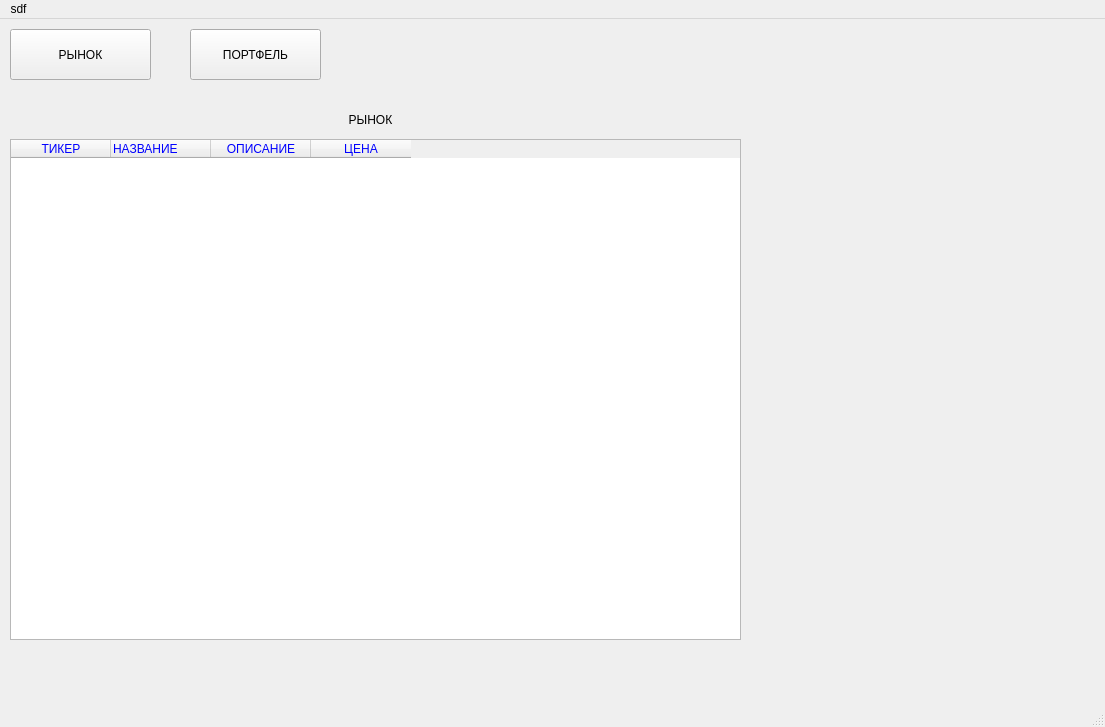
Old version of the form u.ui in the repository Nelasar/practice.
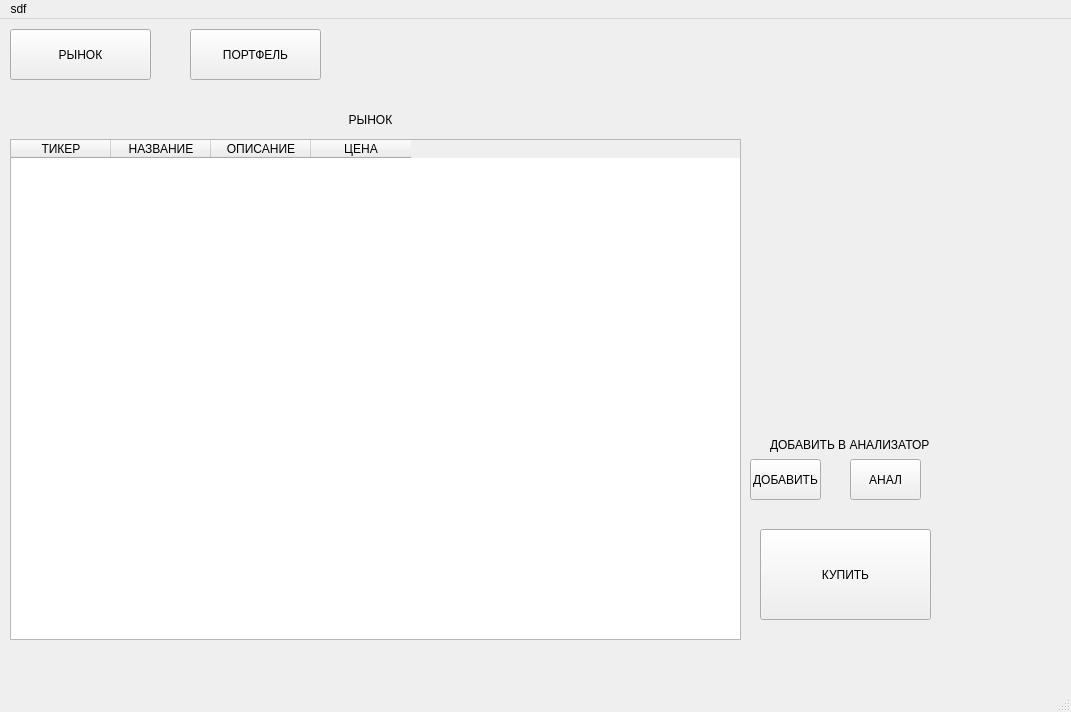
New version of the form.

Commit message: markovitz class

Patch:
```diff
--- a/u.ui
+++ b/u.ui
@@ -6,8 +6,8 @@
    <rect>
     <x>0</x>
     <y>0</y>
-    <width>1105</width>
-    <height>727</height>
+    <width>1071</width>
+    <height>712</height>
    </rect>
   </property>
   <property name="windowTitle">
@@ -62,11 +62,9 @@
            <height>501</height>
           </rect>
          </property>
-         <property name="styleSheet">
-          <string notr="true">QHeaderView{
-	color: blue;
-}</string>
-         </property>
+         <attribute name="horizontalHeaderCascadingSectionResizes">
+          <bool>true</bool>
+         </attribute>
          <column>
           <property name="text">
            <string>ТИКЕР</string>
@@ -76,9 +74,6 @@
           <property name="text">
            <string>НАЗВАНИЕ</string>
           </property>
-          <property name="textAlignment">
-           <set>AlignLeading|AlignVCenter</set>
-          </property>
          </column>
          <column>
           <property name="text">
@@ -107,6 +102,58 @@
           <set>Qt::AlignCenter</set>
          </property>
         </widget>
+        <widget class="QPushButton" name="btnBuy">
+         <property name="geometry">
+          <rect>
+           <x>750</x>
+           <y>430</y>
+           <width>171</width>
+           <height>91</height>
+          </rect>
+         </property>
+         <property name="text">
+          <string>КУПИТЬ</string>
+         </property>
+        </widget>
+        <widget class="QPushButton" name="addBtn">
+         <property name="geometry">
+          <rect>
+           <x>740</x>
+           <y>360</y>
+           <width>71</width>
+           <height>41</height>
+          </rect>
+         </property>
+         <property name="text">
+          <string>ДОБАВИТЬ</string>
+         </property>
+        </widget>
+        <widget class="QLabel" name="label_3">
+         <property name="geometry">
+          <rect>
+           <x>760</x>
+           <y>330</y>
+           <width>181</width>
+           <height>31</height>
+          </rect>
+         </property>
+         <property name="text">
+          <string>ДОБАВИТЬ В АНАЛИЗАТОР</string>
+         </property>
+        </widget>
+        <widget class="QPushButton" name="analBtn">
+         <property name="geometry">
+          <rect>
+           <x>840</x>
+           <y>360</y>
+           <width>71</width>
+           <height>41</height>
+          </rect>
+         </property>
+         <property name="text">
+          <string>АНАЛ</string>
+         </property>
+        </widget>
        </widget>
        <widget class="QWidget" name="page_2">
         <widget class="QTableWidget" name="tableWidget_2">
@@ -146,7 +193,7 @@
     <rect>
      <x>0</x>
      <y>0</y>
-     <width>1105</width>
+     <width>1071</width>
      <height>26</height>
     </rect>
    </property>
```
The commit also changes 6 other files.
